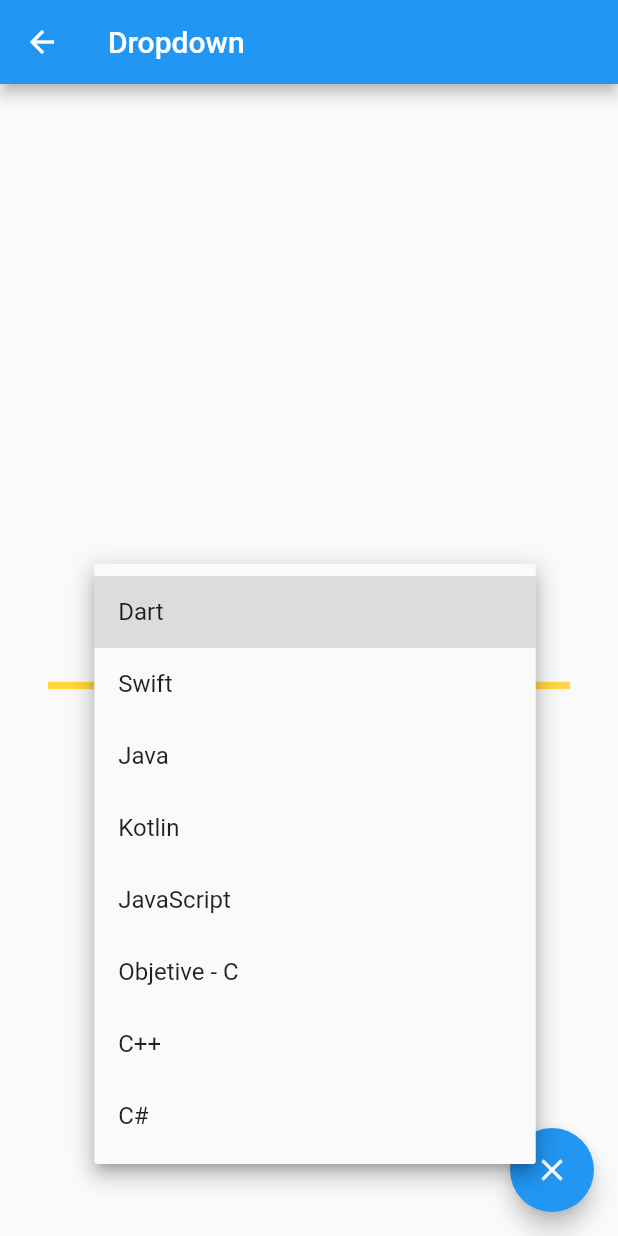
After one commit to IdGalarzaSa/components_list, a Flutter app: the DropdownPage screen opened by its route, after a tap on "Seleccione su lenguaje preferido", on a phone screen of 412 x 824 dp. The commit adds this screen. Run offline on Flutter 3.47's test engine with Material 2 defaults, Android fonts, the phone set to English and light mode, and no system bars.

Commit message:
Dropdown

```diff
--- a/lib/data/menu_opts.json
+++ b/lib/data/menu_opts.json
@@ -30,6 +30,11 @@
             "ruta": "datePicker",
             "icon": "date",
             "texto": "Date Picker"
+        },
+        {
+            "ruta": "dropdown",
+            "icon": "list",
+            "texto": "Dropdown"
         }
     ]
 }
--- /dev/null
+++ b/lib/src/pages/dropdown_page.dart
@@ -0,0 +1,100 @@
+import 'package:flutter/material.dart';
+
+class DropdownPage extends StatefulWidget {
+  DropdownPage({Key key}) : super(key: key);
+
+  @override
+  _DropdownPageState createState() => _DropdownPageState();
+}
+
+class _DropdownPageState extends State<DropdownPage> {
+  List<_SoftwareLanguage> softwareList = [
+    new _SoftwareLanguage("Dart", 0),
+    new _SoftwareLanguage("Swift", 1),
+    new _SoftwareLanguage("Java", 2),
+    new _SoftwareLanguage("Kotlin", 3),
+    new _SoftwareLanguage("JavaScript", 4),
+    new _SoftwareLanguage("Objetive - C", 5),
+    new _SoftwareLanguage("C++", 6),
+    new _SoftwareLanguage("C#", 7),
+  ];
+
+  _SoftwareLanguage selectedSoftware;
+
+  @override
+  Widget build(BuildContext context) {
+    return Scaffold(
+      appBar: AppBar(
+        title: Text("Dropdown"),
+      ),
+      body: Center(
+        child: Column(
+          mainAxisAlignment: MainAxisAlignment.center,
+          children: [
+            _dropdownWidget(),
+            Divider(
+              height: 16,
+              thickness: 5,
+              color: Colors.amberAccent,
+              indent: 32,
+              endIndent: 32,
+            ),
+            Text(selectedSoftware?.name ?? ""),
+          ],
+        ),
+      ),
+      floatingActionButton: FloatingActionButton(
+        child: Icon(Icons.clear),
+        onPressed: () {
+          setState(() {
+            selectedSoftware = null;
+          });
+        },
+      ),
+    );
+  }
+
+  Widget _dropdownWidget() {
+    return Container(
+      padding: EdgeInsets.symmetric(horizontal: 8),
+      decoration: BoxDecoration(
+          border: Border.all(color: Colors.amberAccent),
+          borderRadius: BorderRadius.circular(20)),
+      child: DropdownButtonHideUnderline(
+        child: DropdownButton<_SoftwareLanguage>(
+          value: selectedSoftware,
+          hint: Text("Seleccione su lenguaje preferido"),
+          items: _getSoftwareLanguageList(),
+          onChanged: (newSelectedLanguage) {
+            setState(() {
+              selectedSoftware = newSelectedLanguage;
+            });
+          },
+        ),
+      ),
+    );
+  }
+
+  List<DropdownMenuItem<_SoftwareLanguage>> _getSoftwareLanguageList() {
+    List<DropdownMenuItem<_SoftwareLanguage>> myList = new List();
+
+    softwareList.forEach((language) {
+      myList.add(DropdownMenuItem(
+        child: new Text(language.name),
+        value: language,
+      ));
+    });
+
+    return myList;
+  }
+}
+
+class _SoftwareLanguage {
+  String name;
+  int languageCode;
+
+  _SoftwareLanguage(String name, int languageCode) {
+    this.name = name;
+    this.languageCode = languageCode;
+  }
+}
--- a/lib/src/routes/routes.dart
+++ b/lib/src/routes/routes.dart
@@ -1,6 +1,7 @@
 import 'package:components_list/src/pages/animated_container_page.dart';
 import 'package:components_list/src/pages/card_page.dart';
 import 'package:components_list/src/pages/date_picker_page.dart';
+import 'package:components_list/src/pages/dropdown_page.dart';
 import 'package:components_list/src/pages/inputs_page.dart';
 import 'package:flutter/cupertino.dart';
 import 'package:components_list/src/pages/alert_page.dart';
@@ -16,6 +17,7 @@ Map<String, WidgetBuilder> getAplicationRoutes() {
     "animatedContainer": (BuildContext context) => AnimatedContainerPage(),
     "inputs": (BuildContext context) => InputPage(),
     "datePicker": (BuildContext context) => DatePickerPage(),
+    "dropdown": (BuildContext context) => DropdownPage(),
   };
   return appRoutes;
 }
--- a/lib/src/utils/icons_string_utils.dart
+++ b/lib/src/utils/icons_string_utils.dart
@@ -6,7 +6,8 @@ final _icons = <String, IconData>{
   "folder_open": Icons.folder_open,
   "donut_large": Icons.donut_large,
   "input": Icons.input,
-  "date": Icons.date_range
+  "date": Icons.date_range,
+  "list": Icons.list_alt,
 };
 
 Icon getIcon(String iconName) {
```
